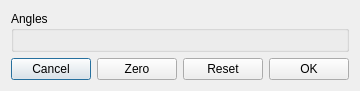
Before: the Qt Designer form gui/ZerosEditor.ui in RhobanProject/MetabotStudio, drawn with Qt 5.
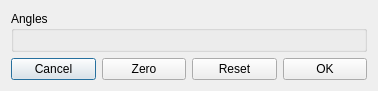
After: the same form once the commit is applied. Icons and pictures are not drawn.

Commit message: Adding spidey logo as window icon

```diff
--- a/gui/ZerosEditor.ui
+++ b/gui/ZerosEditor.ui
@@ -6,7 +6,7 @@
    <rect>
     <x>0</x>
     <y>0</y>
-    <width>321</width>
+    <width>378</width>
     <height>91</height>
    </rect>
   </property>
```
Left out of the diff: 8 changed lines with no effect on the pictures. The commit also changes 5 other files.
